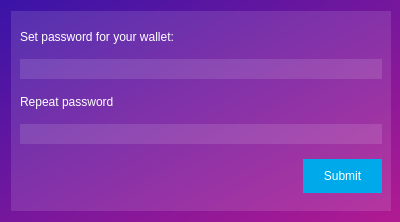
Qt form memority/ui/generate_address.ui (Memority/memority) before a commit.
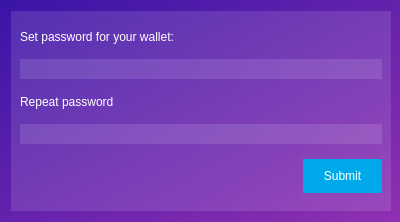
The same form after that commit. Icons and pictures are not drawn.

```diff
--- a/memority/ui/generate_address.ui
+++ b/memority/ui/generate_address.ui
@@ -31,7 +31,7 @@
   </property>
   <property name="styleSheet">
    <string notr="true">QWidget{
-background: qlineargradient(spread:pad, x1:0, y1:0, x2:0.9801, y2:1, stop:0 rgba(57, 20, 167, 255), stop:0.995025 rgb(175, 26, 146));
+background: qlineargradient(spread:pad, x1:0, y1:0, x2:0.9801, y2:1, stop:0 rgba(57, 20, 167, 255), stop:0.995025 rgb(142, 48, 177));
 color: #fff;
 }
 QDialog{
```
